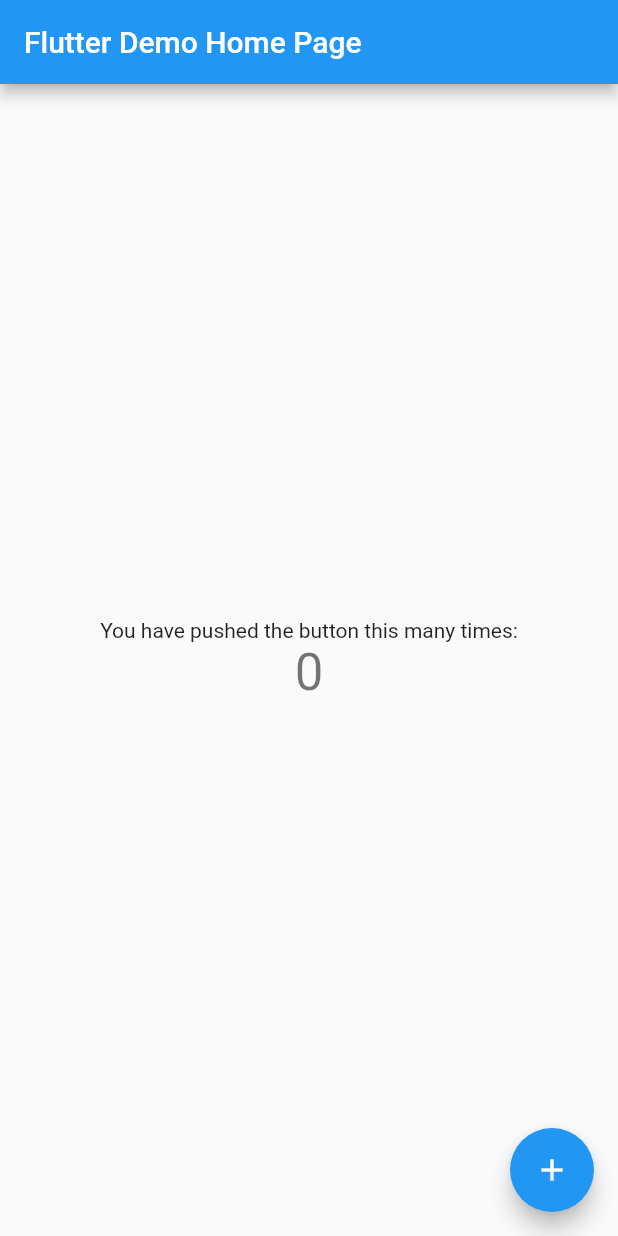
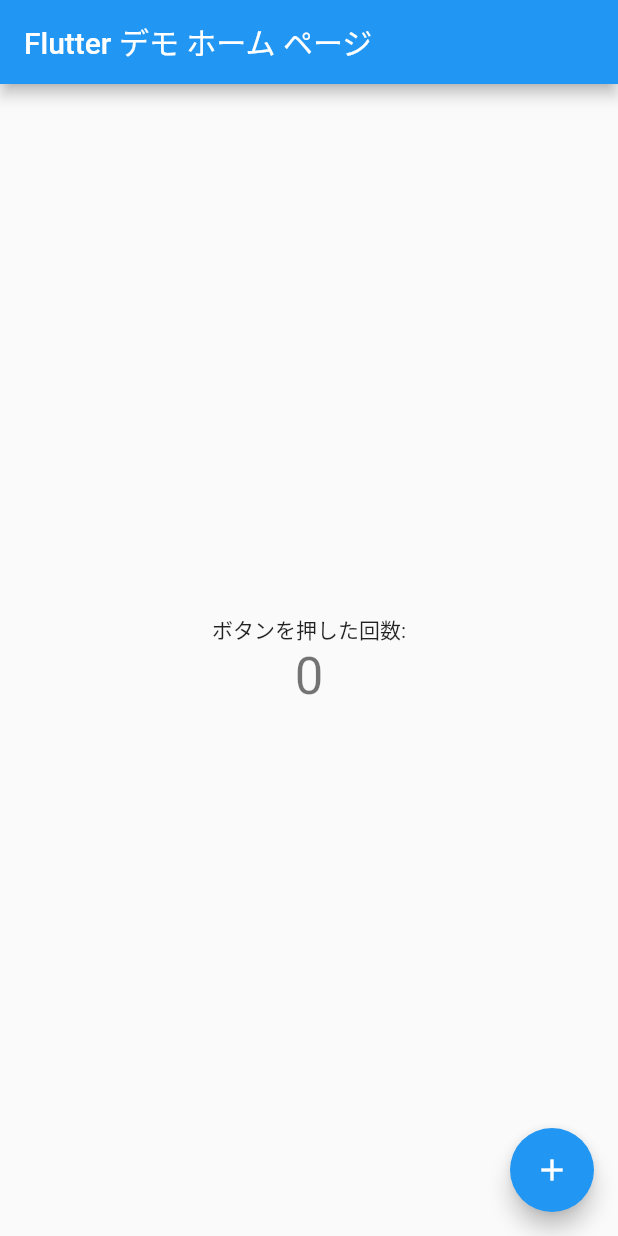
Before and after one commit to canoypa/test_flutter, a Flutter app: the screen it shows after launch, on a phone screen of 412 x 824 dp. Run offline on Flutter 3.47's test engine with Material 2 defaults, Android fonts, the phone set to English and light mode, and no system bars.

Commit message:
use japanese

```diff
--- a/lib/main.dart
+++ b/lib/main.dart
@@ -24,7 +24,7 @@ class MyApp extends StatelessWidget {
         // is not restarted.
         primarySwatch: Colors.blue,
       ),
-      home: const MyHomePage(title: 'Flutter Demo Home Page'),
+      home: const MyHomePage(title: 'Flutter デモ ホーム ページ'),
     );
   }
 }
@@ -96,7 +96,7 @@ class _MyHomePageState extends State<MyHomePage> {
           mainAxisAlignment: MainAxisAlignment.center,
           children: <Widget>[
             const Text(
-              'You have pushed the button this many times:',
+              'ボタンを押した回数:',
             ),
             Text(
               '$_counter',
@@ -107,7 +107,7 @@ class _MyHomePageState extends State<MyHomePage> {
       ),
       floatingActionButton: FloatingActionButton(
         onPressed: _incrementCounter,
-        tooltip: 'Increment',
+        tooltip: 'カウントアップ',
         child: const Icon(Icons.add),
       ), // This trailing comma makes auto-formatting nicer for build methods.
     );
```
